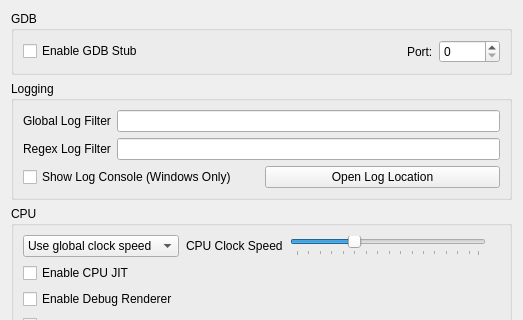
Above: src/citra_qt/configuration/configure_debug.ui from yeager/Borked3DS before the change; both pictures show x 0 to 523 and y 0 to 320 of the 523 by 564 pixel window. Below: the same form after it.
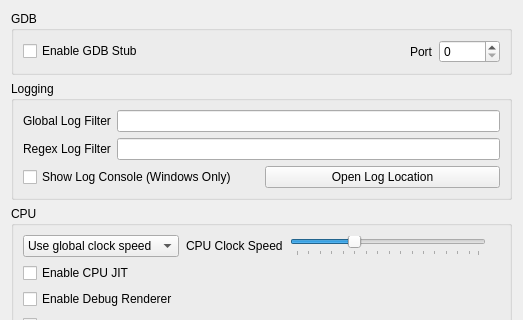
That is the form after the change.

Diff of the .ui file:
```diff
--- a/src/citra_qt/configuration/configure_debug.ui
+++ b/src/citra_qt/configuration/configure_debug.ui
@@ -47,7 +47,7 @@
           <item>
            <widget class="QLabel" name="label_2">
             <property name="text">
-             <string>Port:</string>
+             <string>Port</string>
             </property>
            </widget>
           </item>
```
